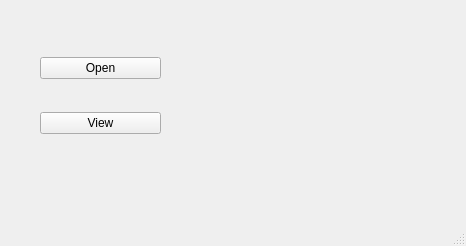
Before: the Qt Designer form xni/ui/mainwindow.ui in hyounggyu/xni, drawn with Qt 5.
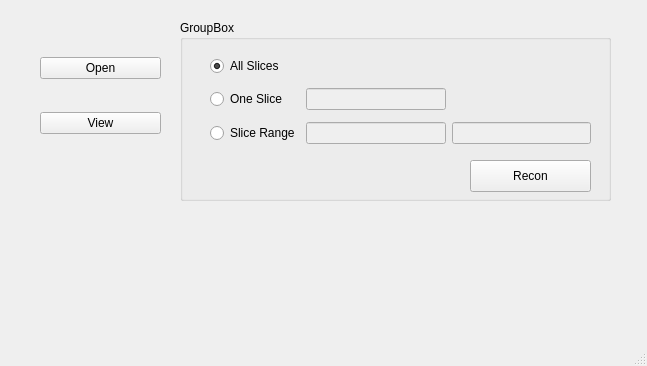
After: the same form once the commit is applied.

```diff
--- a/xni/ui/mainwindow.ui
+++ b/xni/ui/mainwindow.ui
@@ -2,12 +2,15 @@
 <ui version="4.0">
  <class>MainWindow</class>
  <widget class="QMainWindow" name="MainWindow">
+  <property name="enabled">
+   <bool>true</bool>
+  </property>
   <property name="geometry">
    <rect>
     <x>0</x>
     <y>0</y>
-    <width>466</width>
-    <height>246</height>
+    <width>647</width>
+    <height>366</height>
    </rect>
   </property>
   <property name="windowTitle">
@@ -40,6 +43,101 @@
      </item>
     </layout>
    </widget>
+   <widget class="QGroupBox" name="groupBox">
+    <property name="geometry">
+     <rect>
+      <x>180</x>
+      <y>20</y>
+      <width>431</width>
+      <height>181</height>
+     </rect>
+    </property>
+    <property name="title">
+     <string>GroupBox</string>
+    </property>
+    <widget class="QPushButton" name="reconButton">
+     <property name="geometry">
+      <rect>
+       <x>290</x>
+       <y>140</y>
+       <width>121</width>
+       <height>32</height>
+      </rect>
+     </property>
+     <property name="text">
+      <string>Recon</string>
+     </property>
+    </widget>
+    <widget class="QWidget" name="gridLayoutWidget">
+     <property name="geometry">
+      <rect>
+       <x>30</x>
+       <y>30</y>
+       <width>381</width>
+       <height>101</height>
+      </rect>
+     </property>
+     <layout class="QGridLayout" name="gridLayout">
+      <item row="0" column="0">
+       <widget class="QRadioButton" name="radioButton">
+        <property name="baseSize">
+         <size>
+          <width>0</width>
+          <height>0</height>
+         </size>
+        </property>
+        <property name="text">
+         <string>All Slices</string>
+        </property>
+        <property name="checked">
+         <bool>true</bool>
+        </property>
+       </widget>
+      </item>
+      <item row="2" column="1">
+       <widget class="QLineEdit" name="lineEdit_2">
+        <property name="enabled">
+         <bool>false</bool>
+        </property>
+       </widget>
+      </item>
+      <item row="2" column="0">
+       <widget class="QRadioButton" name="radioButton_3">
+        <property name="text">
+         <string>Slice Range</string>
+        </property>
+       </widget>
+      </item>
+      <item row="1" column="0">
+       <widget class="QRadioButton" name="radioButton_2">
+        <property name="text">
+         <string>One Slice</string>
+        </property>
+       </widget>
+      </item>
+      <item row="1" column="1">
+       <widget class="QLineEdit" name="lineEdit">
+        <property name="enabled">
+         <bool>false</bool>
+        </property>
+        <property name="text">
+         <string/>
+        </property>
+        <property name="placeholderText">
+         <string/>
+        </property>
+       </widget>
+      </item>
+      <item row="2" column="2">
+       <widget class="QLineEdit" name="lineEdit_3">
+        <property name="enabled">
+         <bool>false</bool>
+        </property>
+       </widget>
+      </item>
+     </layout>
+    </widget>
+   </widget>
   </widget>
   <widget class="QMenuBar" name="menubar">
    <property name="geometry">
```
Left out of the diff: 2 changed lines with no effect on the pictures.
